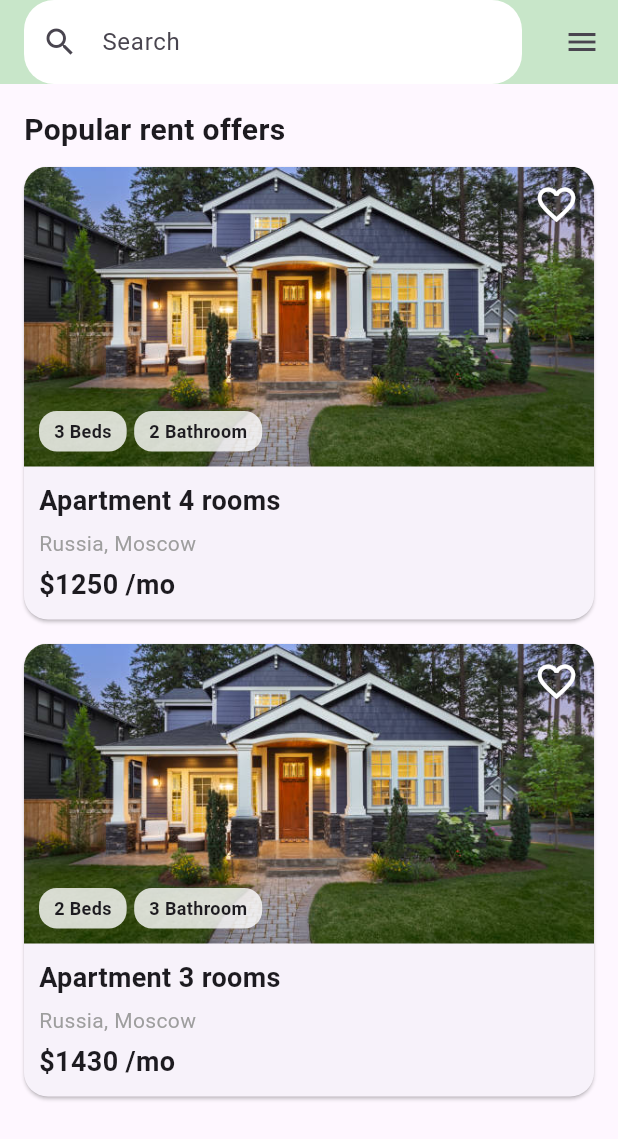
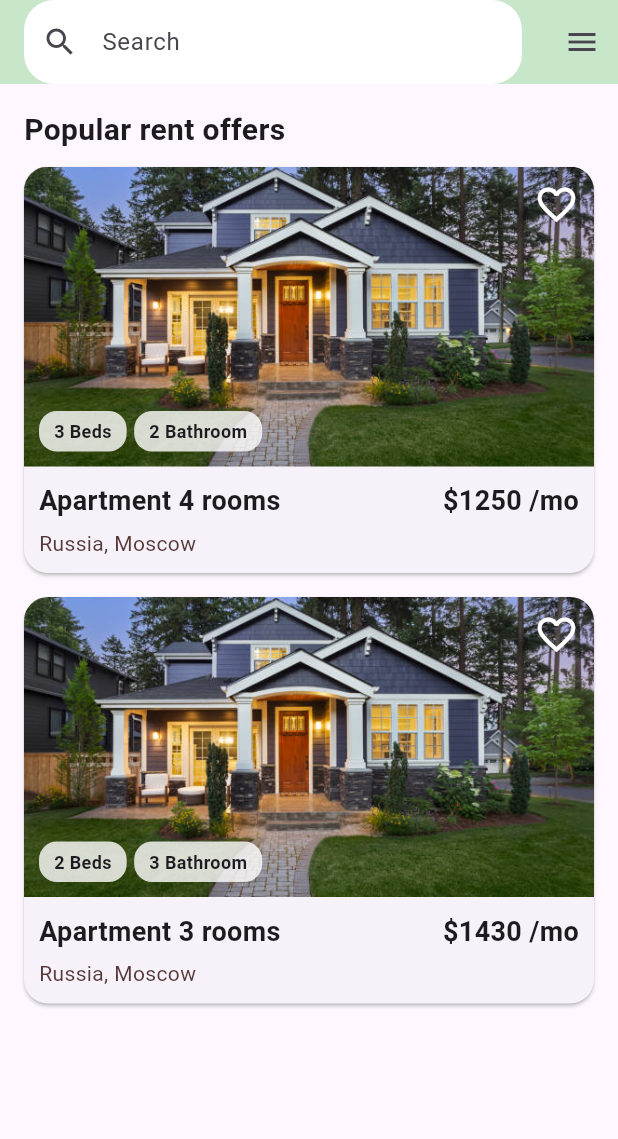
Before and after one commit to smThilshan/homzes-mobile, a Flutter app: the screen it shows after launch, on a phone screen of 412 x 824 dp. Shown: the top 1139 px of the screen. Run offline on Flutter 3.47's test engine with Material 3 defaults, Android fonts, the light colour scheme and no system bars; our stand-ins replace cloud_firestore, firebase_core; accounts and stored records are empty.

Commit message:
added catalog-3 screen

```diff
--- a/lib/presentation/catalog3/pages/catalog3_screen.dart
+++ b/lib/presentation/catalog3/pages/catalog3_screen.dart
@@ -109,16 +109,22 @@ class PropertyCard extends StatelessWidget {
             child: Column(
               crossAxisAlignment: CrossAxisAlignment.start,
               children: [
-                Text(property['title'],
-                    style:
-                        TextStyle(fontSize: 18, fontWeight: FontWeight.bold)),
+                Row(
+                  mainAxisAlignment: MainAxisAlignment.spaceBetween,
+                  children: [
+                    Text(property['title'],
+                        style: TextStyle(
+                            fontSize: 18, fontWeight: FontWeight.bold)),
+                    SizedBox(height: 5),
+                    Text(property['price'],
+                        style: TextStyle(
+                            fontSize: 18, fontWeight: FontWeight.bold)),
+                  ],
+                ),
                 SizedBox(height: 5),
                 Text(property['location'],
-                    style: TextStyle(color: Colors.grey)),
-                SizedBox(height: 5),
-                Text(property['price'],
-                    style:
-                        TextStyle(fontSize: 18, fontWeight: FontWeight.bold)),
+                    style: TextStyle(
+                        color: const Color.fromARGB(255, 85, 56, 56))),
               ],
             ),
           ),
```
